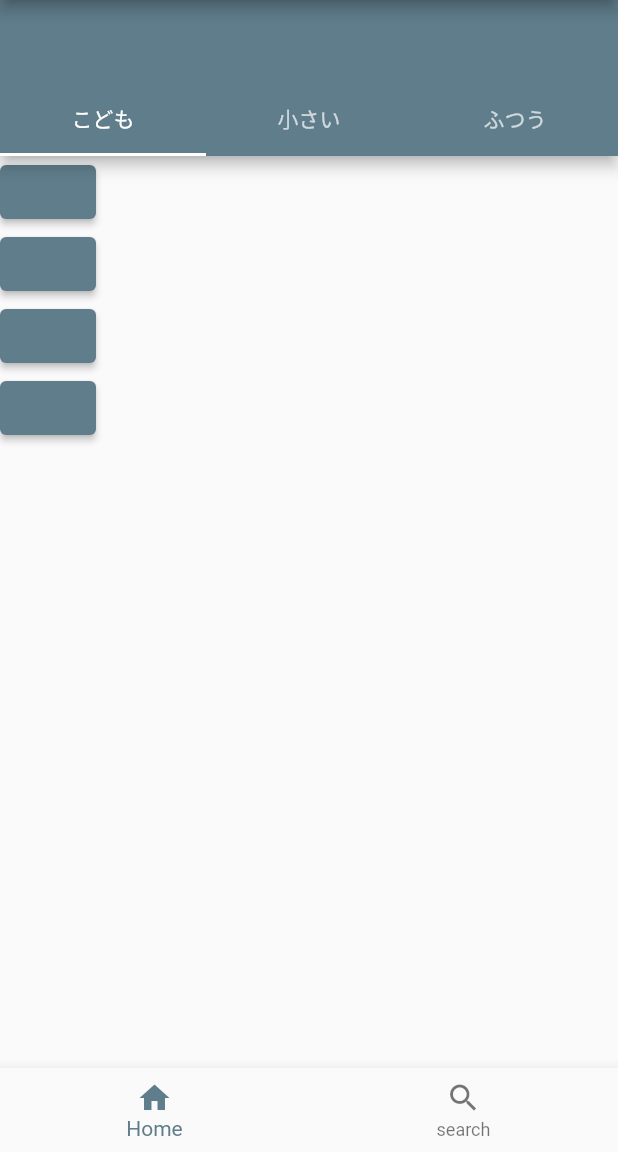
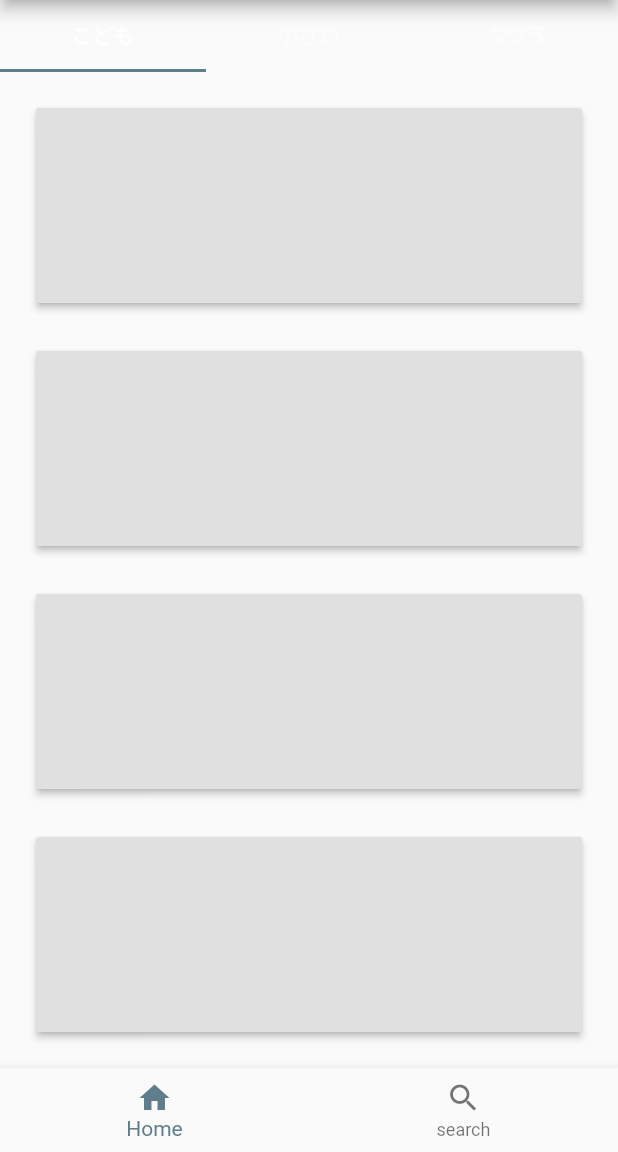
Before and after one commit to tai0116/mask1, a Flutter app: the screen it shows after launch, on a phone screen of 412 x 824 dp, the part 84-1236 px from its top. Run offline on Flutter 3.47's test engine with Material 2 defaults, Android fonts, the phone set to English and light mode, and no system bars.

Commit message:
画面遷移するためのボタンを作成

```diff
--- a/lib/screens/first_tab.dart
+++ b/lib/screens/first_tab.dart
@@ -8,36 +8,57 @@ class first extends StatefulWidget {
 class _firstState extends State<first> {
   @override
   Widget build(BuildContext context) {
-    return Column(
+    return Container(
+      padding: EdgeInsets.all((8.0)),
+      child: Column(
         children: [
-        Row(
+          Expanded(
+            flex: 1,
+            child: Row(
+              crossAxisAlignment: CrossAxisAlignment.stretch,
               children: [
-            _selectButton(),
+                Expanded(flex: 1, child: _selectButton()),
               ],
             ),
-        Row(
+          ),
+          Expanded(
+            flex: 1,
+            child: Row(
+              crossAxisAlignment: CrossAxisAlignment.stretch,
               children: [
-            _selectButton(),
+                Expanded(flex: 1, child: _selectButton()),
               ],
             ),
-        Row(
+          ),
+          Expanded(
+            flex: 1,
+            child: Row(
+              crossAxisAlignment: CrossAxisAlignment.stretch,
               children: [
-            _selectButton(),
+                Expanded(flex: 1, child: _selectButton()),
               ],
             ),
-        Row(
+          ),
+          Expanded(
+            flex: 1,
+            child: Row(
+              crossAxisAlignment: CrossAxisAlignment.stretch,
               children: [
-            _selectButton(),
+                Expanded(flex: 1, child: _selectButton()),
               ],
             ),
+          ),
         ],
+      ),
     );
   }
 
   Widget _selectButton() {
-    return ElevatedButton(
+    return Container(
+      padding: EdgeInsets.all(16.0),
+      child: RaisedButton(
         onPressed: () {},
-      child: null,
+      ),
     );
   }
 }
--- a/lib/screens/home_screen.dart
+++ b/lib/screens/home_screen.dart
@@ -14,14 +14,13 @@ class _HomeState extends State<Home> {
     return DefaultTabController(
         length: 3,
         child: Scaffold(
-          appBar: AppBar(
-              bottom: TabBar(
+          appBar: TabBar(
             tabs: [
               Tab(text: 'こども'),
               Tab(text: '小さい'),
               Tab(text: 'ふつう'),
             ],
-          )),
+          ),
           body: TabBarView(children: [
             first(),
             second(),
```
Also changed, not shown: lib/screens/second_tab.dart (+32 -11 lines), lib/screens/third_tab.dart (+33 -11 lines). Lines whose indentation alone changed are shown as unchanged.
